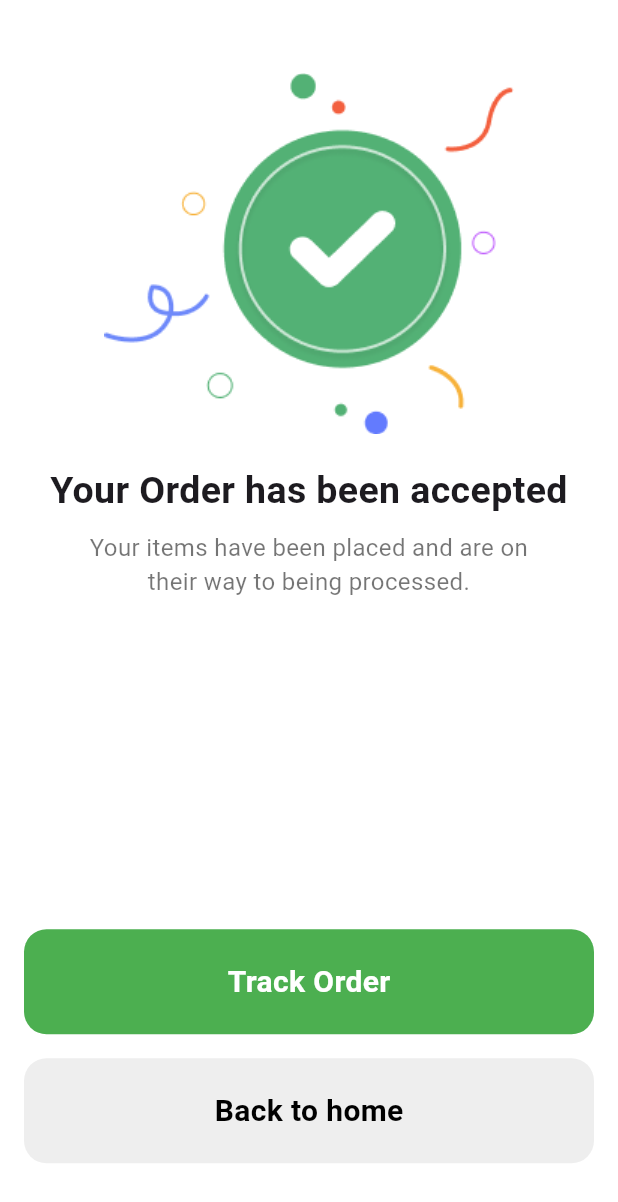
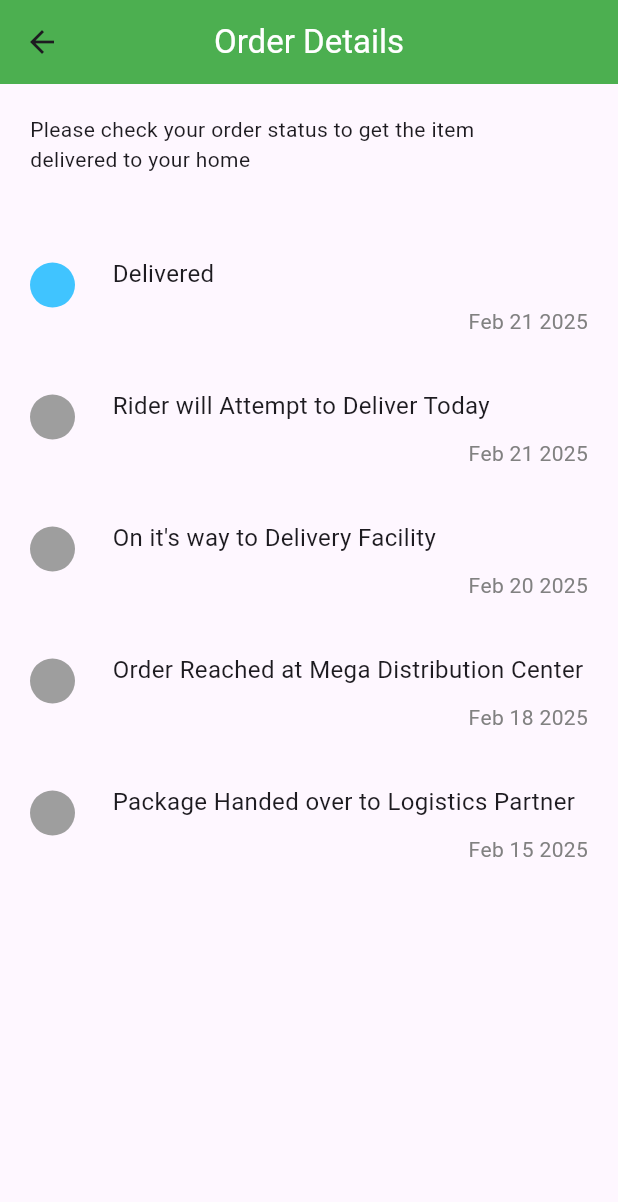
Before and after one commit to MisbahHaq/Mega-Mart, a Flutter app: the OrderPlaced screen opened directly, after a tap on "Track Order", on a phone screen of 412 x 824 dp. Shown: the top 1202 px of the screen. Run offline on Flutter 3.47's test engine with Material 3 defaults, Android fonts, the phone set to English and light mode, and no system bars; our stand-ins replace get.

Commit message:
Invoice Tracking Updated

```diff
--- /dev/null
+++ b/lib/Constants/order_page.dart
@@ -0,0 +1,282 @@
+import 'package:flutter/material.dart';
+
+class OrderPage extends StatefulWidget {
+  const OrderPage({super.key});
+
+  @override
+  State<OrderPage> createState() => _OrderPageState();
+}
+
+class _OrderPageState extends State<OrderPage> {
+  @override
+  Widget build(BuildContext context) {
+    return Scaffold(
+      appBar: AppBar(
+        title: Text(
+          "Order Details",
+          style: TextStyle(color: Colors.white),
+        ),
+        centerTitle: true,
+        backgroundColor: Colors.green,
+      ),
+      body: Column(
+        crossAxisAlignment: CrossAxisAlignment.start,
+        children: [
+          Column(
+            crossAxisAlignment: CrossAxisAlignment.start,
+            children: [
+              SizedBox(
+                height: 20,
+              ),
+              Row(
+                children: [
+                  Padding(
+                    padding: const EdgeInsets.only(left: 20),
+                    child:
+                        Text("Please check your order status to get the item"),
+                  ),
+                ],
+              ),
+              Padding(
+                padding: const EdgeInsets.only(left: 20),
+                child: Text("delivered to your home"),
+              )
+            ],
+          ),
+          SizedBox(
+            height: 40,
+          ),
+          Padding(
+            padding: const EdgeInsets.only(left: 20),
+            child: Column(
+              children: [
+                Row(
+                  children: [
+                    Container(
+                      width: 30,
+                      height: 30,
+                      decoration: BoxDecoration(
+                        color: Colors.lightBlueAccent,
+                        borderRadius: BorderRadius.circular(30),
+                      ),
+                    ),
+                    SizedBox(width: 25),
+                    Expanded(
+                      child: Column(
+                        crossAxisAlignment: CrossAxisAlignment.start,
+                        children: [
+                          Padding(
+                            padding: const EdgeInsets.only(top: 15),
+                            child: Text(
+                              "Delivered",
+                              style: TextStyle(
+                                  fontSize: 16, fontWeight: FontWeight.normal),
+                            ),
+                          ),
+                          Align(
+                            alignment: Alignment.centerRight,
+                            child: Padding(
+                              padding:
+                                  const EdgeInsets.only(right: 20, top: 10),
+                              child: Text(
+                                "Feb 21 2025",
+                                style: TextStyle(
+                                    fontSize: 14,
+                                    color: const Color.fromARGB(
+                                        255, 129, 129, 129)),
+                              ),
+                            ),
+                          ),
+                        ],
+                      ),
+                    ),
+                  ],
+                ),
+                SizedBox(
+                  height: 20,
+                ),
+                Row(
+                  children: [
+                    Container(
+                      width: 30,
+                      height: 30,
+                      decoration: BoxDecoration(
+                        color: Colors.grey,
+                        borderRadius: BorderRadius.circular(30),
+                      ),
+                    ),
+                    SizedBox(width: 25),
+                    Expanded(
+                      child: Column(
+                        crossAxisAlignment: CrossAxisAlignment.start,
+                        children: [
+                          Padding(
+                            padding: const EdgeInsets.only(top: 15),
+                            child: Text(
+                              "Rider will Attempt to Deliver Today",
+                              style: TextStyle(
+                                  fontSize: 16, fontWeight: FontWeight.normal),
+                            ),
+                          ),
+                          Align(
+                            alignment: Alignment.centerRight,
+                            child: Padding(
+                              padding:
+                                  const EdgeInsets.only(right: 20, top: 10),
+                              child: Text(
+                                "Feb 21 2025",
+                                style: TextStyle(
+                                    fontSize: 14,
+                                    color: const Color.fromARGB(
+                                        255, 129, 129, 129)),
+                              ),
+                            ),
+                          ),
+                        ],
+                      ),
+                    ),
+                  ],
+                ),
+                SizedBox(
+                  height: 20,
+                ),
+                Row(
+                  children: [
+                    Container(
+                      width: 30,
+                      height: 30,
+                      decoration: BoxDecoration(
+                        color: Colors.grey,
+                        borderRadius: BorderRadius.circular(30),
+                      ),
+                    ),
+                    SizedBox(width: 25),
+                    Expanded(
+                      child: Column(
+                        crossAxisAlignment: CrossAxisAlignment.start,
+                        children: [
+                          Padding(
+                            padding: const EdgeInsets.only(top: 15),
+                            child: Text(
+                              "On it's way to Delivery Facility",
+                              style: TextStyle(
+                                  fontSize: 16, fontWeight: FontWeight.normal),
+                            ),
+                          ),
+                          Align(
+                            alignment: Alignment.centerRight,
+                            child: Padding(
+                              padding:
+                                  const EdgeInsets.only(right: 20, top: 10),
+                              child: Text(
+                                "Feb 20 2025",
+                                style: TextStyle(
+                                    fontSize: 14,
+                                    color: const Color.fromARGB(
+                                        255, 129, 129, 129)),
+                              ),
+                            ),
+                          ),
+                        ],
+                      ),
+                    ),
+                  ],
+                ),
+                SizedBox(
+                  height: 20,
+                ),
+                Row(
+                  children: [
+                    Container(
+                      width: 30,
+                      height: 30,
+                      decoration: BoxDecoration(
+                        color: Colors.grey,
+                        borderRadius: BorderRadius.circular(30),
+                      ),
+                    ),
+                    SizedBox(width: 25),
+                    Expanded(
+                      child: Column(
+                        crossAxisAlignment: CrossAxisAlignment.start,
+                        children: [
+                          Padding(
+                            padding: const EdgeInsets.only(top: 15),
+                            child: Text(
+                              "Order Reached at Mega Distribution Center",
+                              style: TextStyle(
+                                  fontSize: 16, fontWeight: FontWeight.normal),
+                            ),
+                          ),
+                          Align(
+                            alignment: Alignment.centerRight,
+                            child: Padding(
+                              padding:
+                                  const EdgeInsets.only(right: 20, top: 10),
+                              child: Text(
+                                "Feb 18 2025",
+                                style: TextStyle(
+                                    fontSize: 14,
+                                    color: const Color.fromARGB(
+                                        255, 129, 129, 129)),
+                              ),
+                            ),
+                          ),
+                        ],
+                      ),
+                    ),
+                  ],
+                ),
+                SizedBox(
+                  height: 20,
+                ),
+                Row(
+                  children: [
+                    Container(
+                      width: 30,
+                      height: 30,
+                      decoration: BoxDecoration(
+                        color: Colors.grey,
+                        borderRadius: BorderRadius.circular(30),
+                      ),
+                    ),
+                    SizedBox(width: 25),
+                    Expanded(
+                      child: Column(
+                        crossAxisAlignment: CrossAxisAlignment.start,
+                        children: [
+                          Padding(
+                            padding: const EdgeInsets.only(top: 15),
+                            child: Text(
+                              "Package Handed over to Logistics Partner",
+                              style: TextStyle(
+                                  fontSize: 16, fontWeight: FontWeight.normal),
+                            ),
+                          ),
+                          Align(
+                            alignment: Alignment.centerRight,
+                            child: Padding(
+                              padding:
+                                  const EdgeInsets.only(right: 20, top: 10),
+                              child: Text(
+                                "Feb 15 2025",
+                                style: TextStyle(
+                                    fontSize: 14,
+                                    color: const Color.fromARGB(
+                                        255, 129, 129, 129)),
+                              ),
+                            ),
+                          ),
+                        ],
+                      ),
+                    ),
+                  ],
+                ),
+              ],
+            ),
+          ),
+        ],
+      ),
+    );
+  }
+}
--- a/lib/Constants/order_placed.dart
+++ b/lib/Constants/order_placed.dart
@@ -1,6 +1,7 @@
 import 'package:flutter/material.dart';
 import 'package:get/get.dart';
 import 'package:megamart/Constants/bottombar.dart';
+import 'package:megamart/Constants/order_page.dart';
 
 class OrderPlaced extends StatefulWidget {
   const OrderPlaced({super.key});
@@ -39,7 +40,10 @@ class _OrderPlacedState extends State<OrderPlaced> {
               ),
               SizedBox(height: 220),
               GestureDetector(
-                onTap: () {},
+                onTap: () {
+                  Navigator.push(context,
+                      MaterialPageRoute(builder: (context) => OrderPage()));
+                },
                 child: Container(
                   width: double.infinity,
                   height: 70,
--- a/lib/main.dart
+++ b/lib/main.dart
@@ -1,6 +1,7 @@
 import 'package:flutter/material.dart';
 import 'package:get/get.dart';
 import 'package:megamart/Constants/bottombar.dart';
+import 'package:megamart/Constants/order_page.dart';
 import 'package:megamart/Constants/order_placed.dart';
 import 'package:megamart/Constants/product_detail.dart';
 import 'package:megamart/Pages/beveragesPage.dart';
```
